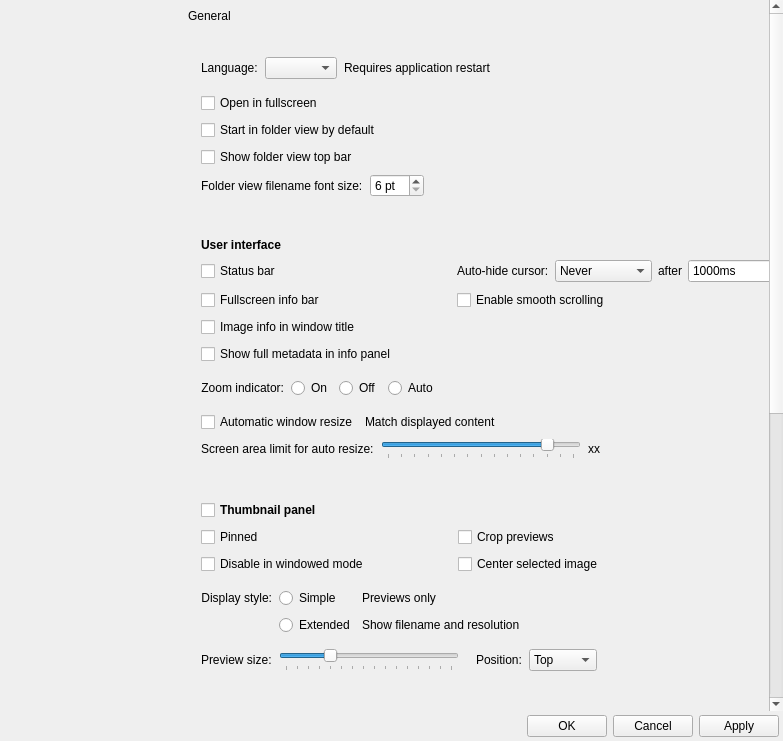
Before: the Qt Designer form src/gui/dialogs/settingsdialog.ui in do-i/thumbgrid, drawn with Qt 5.
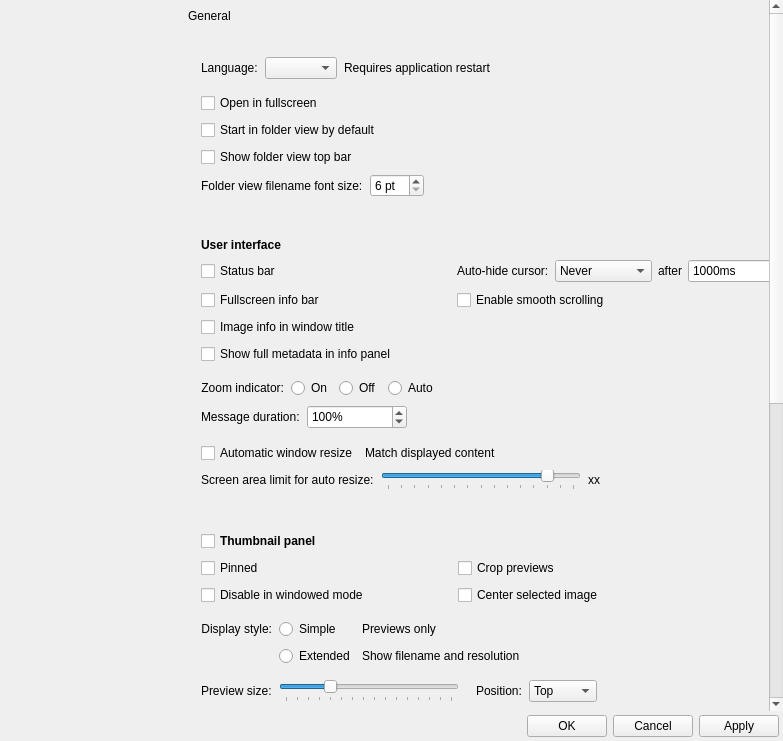
After: the same form once the commit is applied. Custom widgets are drawn as their Qt base class.

Commit message: Add a setting that scales how long on-screen messages stay visible

```diff
--- a/src/gui/dialogs/settingsdialog.ui
+++ b/src/gui/dialogs/settingsdialog.ui
@@ -877,6 +877,82 @@
                       </item>
                      </layout>
                     </item>
+                    <item>
+                     <layout class="QHBoxLayout" name="messageDurationLayout">
+                      <property name="leftMargin">
+                       <number>0</number>
+                      </property>
+                      <property name="topMargin">
+                       <number>0</number>
+                      </property>
+                      <property name="rightMargin">
+                       <number>0</number>
+                      </property>
+                      <item>
+                       <widget class="QLabel" name="messageDurationScaleLabel">
+                        <property name="text">
+                         <string>Message duration:</string>
+                        </property>
+                       </widget>
+                      </item>
+                      <item>
+                       <widget class="QSpinBox" name="messageDurationScaleSpinBox">
+                        <property name="sizePolicy">
+                         <sizepolicy hsizetype="Minimum" vsizetype="Preferred">
+                          <horstretch>0</horstretch>
+                          <verstretch>0</verstretch>
+                         </sizepolicy>
+                        </property>
+                        <property name="minimumSize">
+                         <size>
+                          <width>100</width>
+                          <height>24</height>
+                         </size>
+                        </property>
+                        <property name="toolTip">
+                         <string>How long on-screen messages stay visible, as a percentage of their normal time.</string>
+                        </property>
+                        <property name="alignment">
+                         <set>Qt::AlignLeading|Qt::AlignLeft|Qt::AlignVCenter</set>
+                        </property>
+                        <property name="buttonSymbols">
+                         <enum>QAbstractSpinBox::UpDownArrows</enum>
+                        </property>
+                        <property name="hiddenButtons" stdset="0">
+                         <bool>true</bool>
+                        </property>
+                        <property name="suffix">
+                         <string>%</string>
+                        </property>
+                        <property name="singleStep">
+                         <number>10</number>
+                        </property>
+                        <property name="minimum">
+                         <number>50</number>
+                        </property>
+                        <property name="maximum">
+                         <number>300</number>
+                        </property>
+                        <property name="value">
+                         <number>100</number>
+                        </property>
+                       </widget>
+                      </item>
+                      <item>
+                       <spacer name="messageDurationSpacer">
+                        <property name="orientation">
+                         <enum>Qt::Horizontal</enum>
+                        </property>
+                        <property name="sizeHint" stdset="0">
+                         <size>
+                          <width>40</width>
+                          <height>20</height>
+                         </size>
+                        </property>
+                       </spacer>
+                      </item>
+                     </layout>
+                    </item>
                     <item>
                      <widget class="QWidget" name="widget_19" native="true">
                       <property name="accessibleName">
```
The commit also changes 8 other files.
